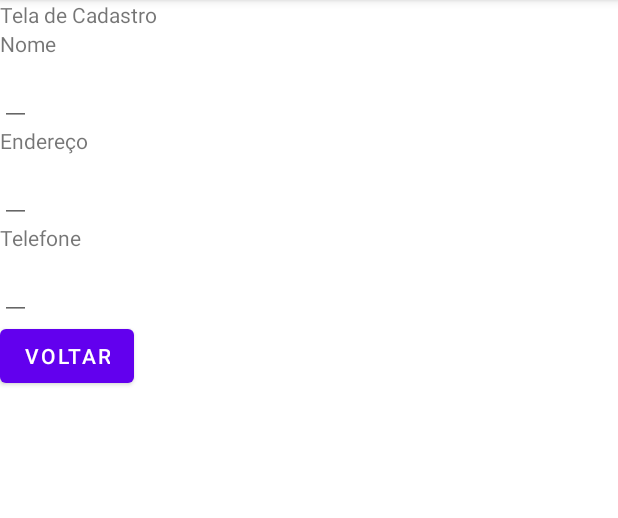
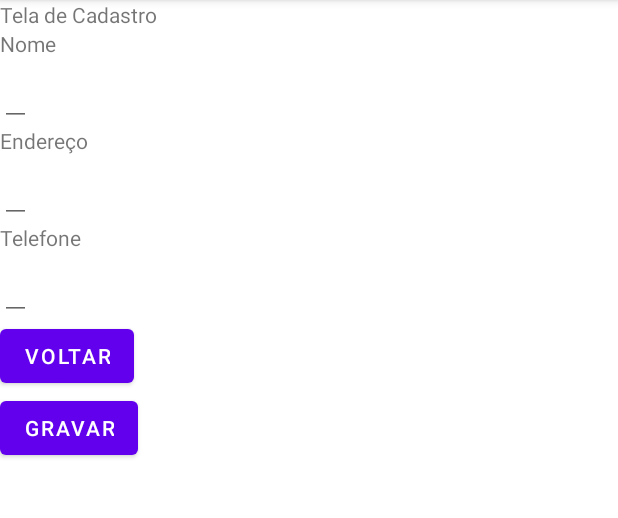
Before and after one commit to pablo123456/Aplication, an Android app: the screen it shows after launch (MainActivity), after a tap on "TELA DE CADASTRO", on a phone screen of 412 x 824 dp, the part 84-602 px from its top. Run offline under Robolectric (Android 15) with nearby library versions, the phone set to English and light mode, and no system bars.

```diff
--- a/app/src/main/java/com/br/guaira/application/MainActivity.java
+++ b/app/src/main/java/com/br/guaira/application/MainActivity.java
@@ -5,9 +5,11 @@ import androidx.appcompat.app.AppCompatActivity;
 import android.os.Bundle;
 import android.view.View;
 import android.widget.Button;
+import android.widget.EditText;
 
 public class MainActivity extends AppCompatActivity {
-
+     Registro objRegistro;
+     EditText edtNome,edtEndereco,edtTelefone;
     @Override
     protected void onCreate(Bundle savedInstanceState) {
         super.onCreate(savedInstanceState);
@@ -17,10 +19,20 @@ public class MainActivity extends AppCompatActivity {
     public void chamaCadastro() {
         setContentView(R.layout.cadastro);
         Button btMenuPrincipal = (Button) findViewById(R.id.btMenuPrincipal);
+        Button btGravar = (Button) findViewById(R.id.btGravar);
         btMenuPrincipal.setOnClickListener(new View.OnClickListener() {
             @Override
             public void onClick(View v) {
                 chamaMenuPrincipal();
+            }
+        });
+        btGravar.setOnClickListener(new View.OnClickListener() {
+            @Override
+            public void onClick(View v) {
+                objRegistro = new Registro();
+                edtNome = (EditText) findViewById(R.id.edtNome);
+                edtEndereco = (EditText) findViewById(R.id.edtEndereco);
+                edtTelefone = (EditText) findViewById(R.id.edtTelefone);
             }
         });
 
--- a/app/src/main/java/com/br/guaira/application/Registro.java
+++ b/app/src/main/java/com/br/guaira/application/Registro.java
@@ -1,6 +1,6 @@
 package com.br.guaira.application;
 
 public class Registro {
-    string nome,telefone,endereco ;
+    String nome,telefone,endereco ;
 
 }
--- a/app/src/main/res/layout/cadastro.xml
+++ b/app/src/main/res/layout/cadastro.xml
@@ -17,7 +17,7 @@
         android:layout_height="wrap_content"
         android:text="@string/nome" />
     <EditText
-        android:id="@+id/edtnome"
+        android:id="@+id/edtNome"
         android:layout_width="wrap_content"
         android:layout_height="wrap_content"
         android:inputType="text"
@@ -28,7 +28,7 @@
         android:text="@string/endereco" />
 
     <EditText
-        android:id="@+id/edtendereco"
+        android:id="@+id/edtEndereco"
         android:layout_width="wrap_content"
         android:layout_height="wrap_content"
         android:inputType="text"
@@ -40,7 +40,7 @@
         android:text="Telefone" />
 
     <EditText
-        android:id="@+id/edttelefone"
+        android:id="@+id/edtTelefone"
         android:layout_width="wrap_content"
         android:layout_height="wrap_content"
         android:inputType="numberDecimal"
@@ -51,5 +51,10 @@
         android:layout_height="wrap_content"
         android:id="@+id/btMenuPrincipal"
         android:text="@string/voltar"/>
+    <Button
+        android:layout_width="wrap_content"
+        android:layout_height="wrap_content"
+        android:id="@+id/btGravar"
+        android:text="@string/gravar"/>
 
 </LinearLayout>
--- a/app/src/main/res/values/strings.xml
+++ b/app/src/main/res/values/strings.xml
@@ -6,5 +6,6 @@
     <string name="endereco">Endereço</string>
     <string name="nome">Nome</string>
     <string name="voltar">Voltar</string>
+    <string name="gravar">Gravar</string>
 
 </resources>
```
